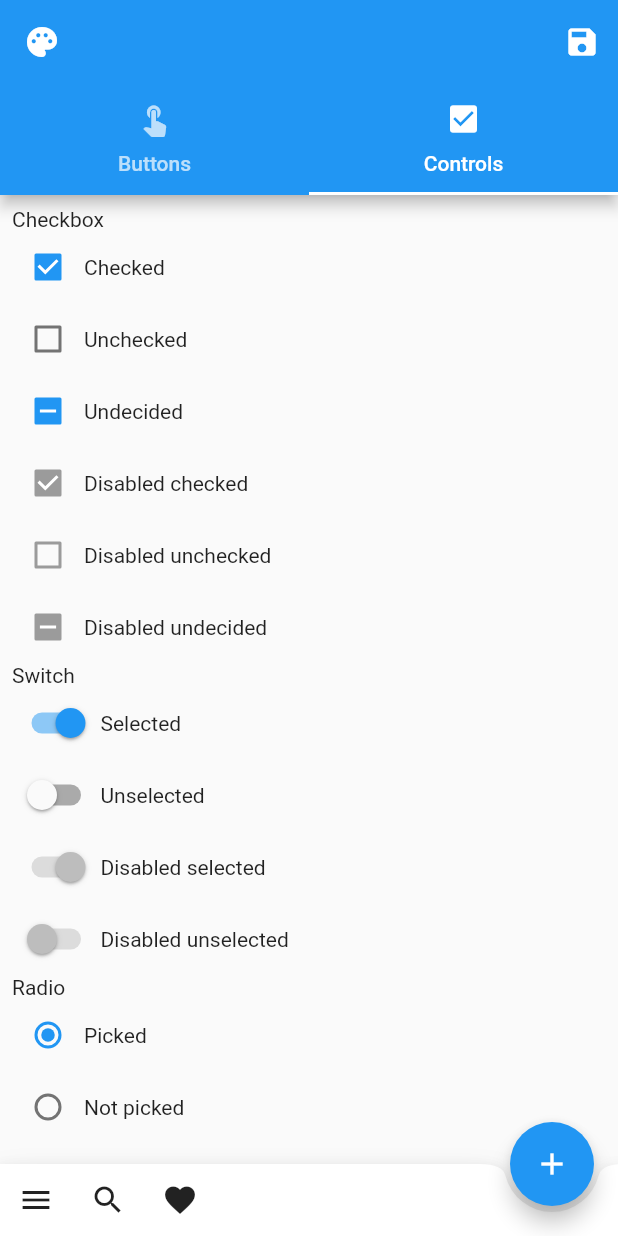
After one commit to shilangyu/theme_customizer, a Flutter app: the screen it shows after launch, tab 2 chosen, on a phone screen of 412 x 824 dp. The commit adds this screen. Run offline on Flutter 3.47's test engine with Material 2 defaults, Android fonts, the phone set to English and light mode, and no system bars; our stand-ins replace flutter_colorpicker.

Commit message:
Add controls preview

```diff
--- a/lib/src/custom_theme_picker.dart
+++ b/lib/src/custom_theme_picker.dart
@@ -2,6 +2,7 @@ import 'package:flutter/material.dart';
 import 'package:theme_customizer/src/editor/color_edit_section.dart';
 import 'package:theme_customizer/src/editor/edit_section.dart';
 import 'package:theme_customizer/src/preview/buttons_preview_tab.dart';
+import 'package:theme_customizer/src/preview/controls_preview_tab.dart';
 import 'package:theme_customizer/src/preview/preview_tab.dart';
 
 import 'custom_theme.dart';
@@ -15,6 +16,7 @@ class CustomThemePicker extends StatelessWidget {
 
   final List<PreviewTab> _previewTabs = [
     ButtonsPreviewTab(),
+    ControlsPreviewTab(),
   ];
   final List<EditSection> _editSections = [
     ColorEditSection(),
@@ -33,7 +35,6 @@ class CustomThemePicker extends StatelessWidget {
             child: DefaultTabController(
               length: _previewTabs.length,
               child: Scaffold(
-                extendBody: true,
                 appBar: AppBar(
                   leading: Builder(
                     builder: (context) {
--- /dev/null
+++ b/lib/src/preview/controls_preview_tab.dart
@@ -0,0 +1,155 @@
+import 'package:flutter/material.dart';
+
+import 'preview_tab.dart';
+
+class ControlsPreviewTab extends StatelessWidget implements PreviewTab {
+  @override
+  IconData get icon => Icons.check_box;
+
+  @override
+  String get title => 'Controls';
+
+  @override
+  Widget build(BuildContext context) {
+    return ListView(
+      padding: EdgeInsets.all(8),
+      children: [
+        Text('Checkbox'),
+        Row(
+          children: [
+            Checkbox(
+              value: true,
+              onChanged: (val) {},
+            ),
+            Text('Checked')
+          ],
+        ),
+        Row(
+          children: [
+            Checkbox(
+              value: false,
+              onChanged: (val) {},
+            ),
+            Text('Unchecked')
+          ],
+        ),
+        Row(
+          children: [
+            Checkbox(
+              value: null,
+              onChanged: (val) {},
+              tristate: true,
+            ),
+            Text('Undecided')
+          ],
+        ),
+        Row(
+          children: [
+            Checkbox(
+              value: true,
+              onChanged: null,
+            ),
+            Text('Disabled checked')
+          ],
+        ),
+        Row(
+          children: [
+            Checkbox(
+              value: false,
+              onChanged: null,
+            ),
+            Text('Disabled unchecked')
+          ],
+        ),
+        Row(
+          children: [
+            Checkbox(
+              value: null,
+              onChanged: null,
+              tristate: true,
+            ),
+            Text('Disabled undecided')
+          ],
+        ),
+        Text('Switch'),
+        Row(
+          children: [
+            Switch(
+              value: true,
+              onChanged: (val) {},
+            ),
+            Text('Selected')
+          ],
+        ),
+        Row(
+          children: [
+            Switch(
+              value: false,
+              onChanged: (val) {},
+            ),
+            Text('Unselected')
+          ],
+        ),
+        Row(
+          children: [
+            Switch(
+              value: true,
+              onChanged: null,
+            ),
+            Text('Disabled selected')
+          ],
+        ),
+        Row(
+          children: [
+            Switch(
+              value: false,
+              onChanged: null,
+            ),
+            Text('Disabled unselected')
+          ],
+        ),
+        Text('Radio'),
+        Row(
+          children: [
+            Radio<int>(
+              groupValue: 1,
+              value: 1,
+              onChanged: (val) {},
+            ),
+            Text('Picked')
+          ],
+        ),
+        Row(
+          children: [
+            Radio<int>(
+              groupValue: 0,
+              value: 1,
+              onChanged: (val) {},
+            ),
+            Text('Not picked')
+          ],
+        ),
+        Row(
+          children: [
+            Radio<int>(
+              groupValue: 1,
+              value: 1,
+              onChanged: null,
+            ),
+            Text('Disabled picked')
+          ],
+        ),
+        Row(
+          children: [
+            Radio<int>(
+              groupValue: 0,
+              value: 1,
+              onChanged: null,
+            ),
+            Text('Disabled not picked')
+          ],
+        ),
+      ],
+    );
+  }
+}
```
